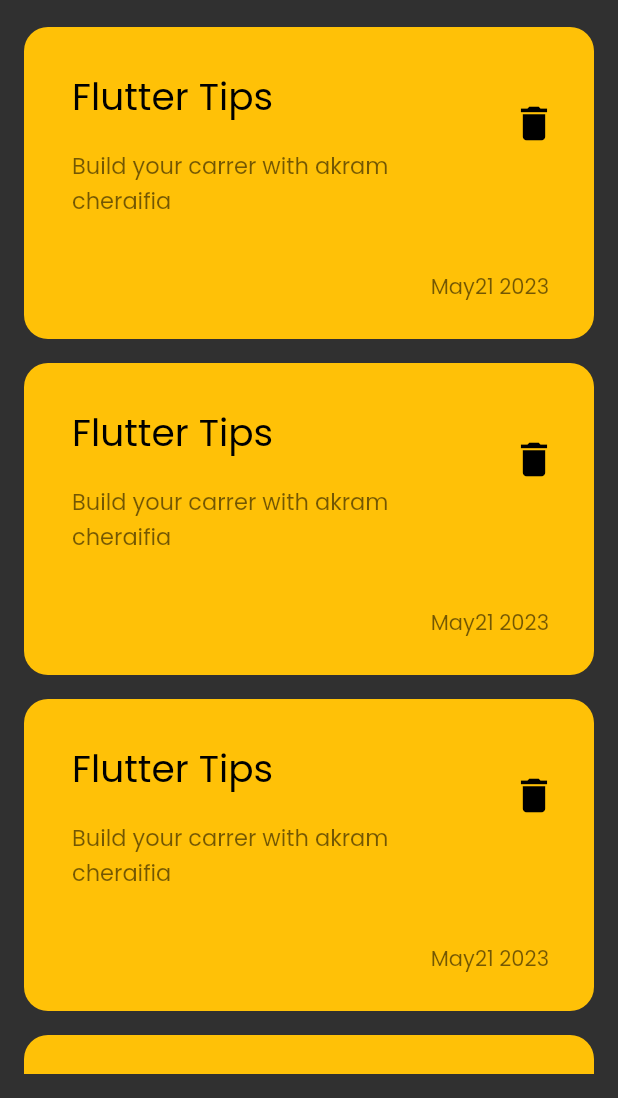
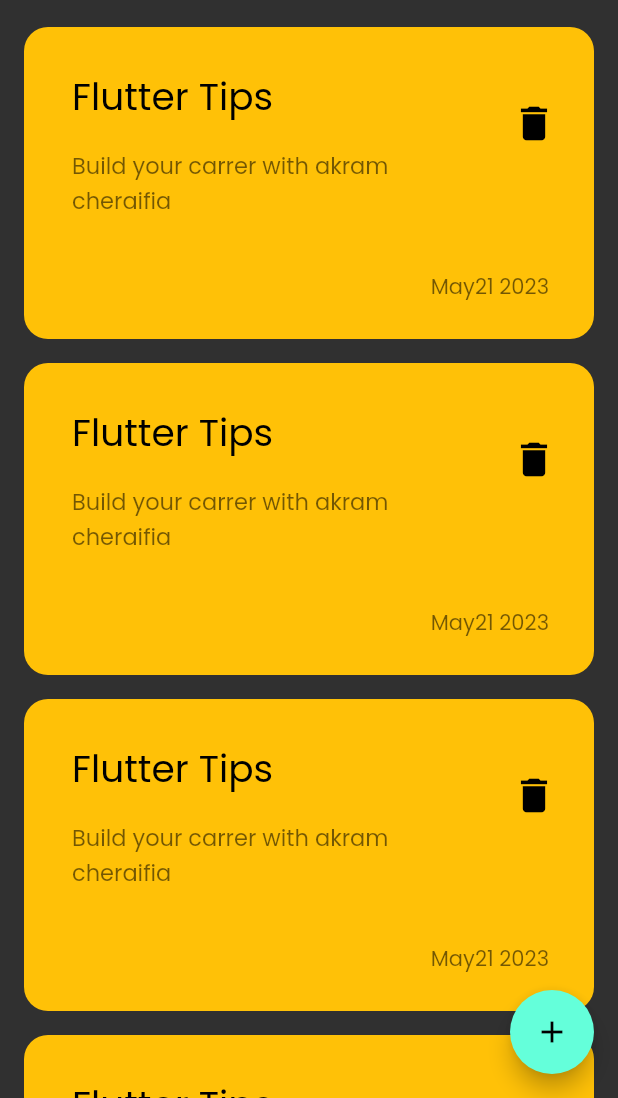
Before and after one commit to akramcheraifia/notes-app, a Flutter app: the screen it shows after launch, on a phone screen of 412 x 824 dp, the part 138-1236 px from its top. Run offline on Flutter 3.47's test engine with Material 2 defaults, Android fonts, the phone set to English and light mode, and no system bars.

Commit message:
floating action button

```diff
--- a/lib/components/notes_item.dart
+++ b/lib/components/notes_item.dart
@@ -44,7 +44,7 @@ class NotesItem extends StatelessWidget {
                 size: 30,
               )),
         ),
-        SizedBox(
+        const SizedBox(
           height: 16,
         ),
         Padding(
--- a/lib/views/notes_view.dart
+++ b/lib/views/notes_view.dart
@@ -8,9 +8,18 @@ class NotesView extends StatelessWidget {
 
   @override
   Widget build(BuildContext context) {
-    return const Scaffold(
-      body: Padding(
-        padding: EdgeInsets.all(16),
+    return Scaffold(
+      floatingActionButton: FloatingActionButton(
+        onPressed: () {},
+        child: const Icon(Icons.add),
+      ),
+      body: const Padding(
+        padding: EdgeInsets.only(
+          top: 16,
+          right: 16,
+          left: 16,
+          bottom: 0,
+        ),
         child: Column(
           children: [
             SizedBox(
```
